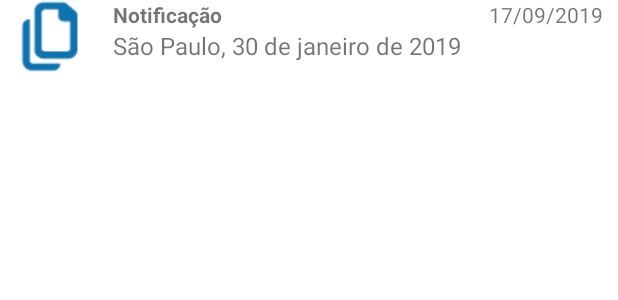
After one commit to marcoacsena/appdigital, an Android app: the layout item_listview_mensagens.xml on its own in the app's theme, with its tools: preview values and no code run, on a phone screen of 412 x 824 dp. The commit adds this screen. Shown: the top 300 px of the screen. Run offline under Robolectric (Android 15) with nearby library versions, the phone set to English and light mode, and no system bars.

Commit message:
Terceira tela em construção!

```diff
--- a/app/src/main/AndroidManifest.xml
+++ b/app/src/main/AndroidManifest.xml
@@ -9,7 +9,8 @@
         android:roundIcon="@mipmap/ic_launcher_round"
         android:supportsRtl="true"
         android:theme="@style/AppTheme.NoActionBar">
-        <activity android:name=".view.ListviewEmissoresActivity"></activity>
+        <activity android:name=".view.ListViewMensagens"></activity>
+        <activity android:name=".view.ListViewEmissoresActivity" />
         <activity android:name=".view.LoginActivity">
             <intent-filter>
                 <action android:name="android.intent.action.MAIN" />
--- a/app/src/main/java/br/com/marcoapps/appdigital/view/ListviewEmissoresActivity.java
+++ b/app/src/main/java/br/com/marcoapps/appdigital/view/ListViewEmissoresActivity.java
@@ -15,7 +15,7 @@ import br.com.marcoapps.appdigital.R;
 import br.com.marcoapps.appdigital.model.AdapterMensagem;
 import br.com.marcoapps.appdigital.model.Mensagem;
 
-public class ListviewEmissoresActivity extends AppCompatActivity {
+public class ListViewEmissoresActivity extends AppCompatActivity {
 
     private Activity activity;
     private ListView lvEmissores;
--- /dev/null
+++ b/app/src/main/java/br/com/marcoapps/appdigital/view/ListViewMensagens.java
@@ -0,0 +1,16 @@
+package br.com.marcoapps.appdigital.view;
+
+import androidx.appcompat.app.AppCompatActivity;
+
+import android.os.Bundle;
+
+import br.com.marcoapps.appdigital.R;
+
+public class ListViewMensagens extends AppCompatActivity {
+
+    @Override
+    protected void onCreate(Bundle savedInstanceState) {
+        super.onCreate(savedInstanceState);
+        setContentView(R.layout.activity_list_view_mensagens);
+    }
+}
--- a/app/src/main/java/br/com/marcoapps/appdigital/view/LoginActivity.java
+++ b/app/src/main/java/br/com/marcoapps/appdigital/view/LoginActivity.java
@@ -32,7 +32,7 @@ public class LoginActivity extends AppCompatActivity {
 
                 if (validarCpf(Cpf)){
 
-                    Intent intent = new Intent(getApplicationContext(), ListviewEmissoresActivity.class);
+                    Intent intent = new Intent(getApplicationContext(), ListViewEmissoresActivity.class);
                     intent.putExtra("cpf", Cpf);
                     startActivity(intent);
 
--- /dev/null
+++ b/app/src/main/res/layout/activity_list_view_mensagens.xml
@@ -0,0 +1,9 @@
+<?xml version="1.0" encoding="utf-8"?>
+<androidx.constraintlayout.widget.ConstraintLayout xmlns:android="http://schemas.android.com/apk/res/android"
+    xmlns:app="http://schemas.android.com/apk/res-auto"
+    xmlns:tools="http://schemas.android.com/tools"
+    android:layout_width="match_parent"
+    android:layout_height="match_parent"
+    tools:context=".view.ListViewMensagens">
+
+</androidx.constraintlayout.widget.ConstraintLayout>
--- a/app/src/main/res/layout/activity_listview_emissores.xml
+++ b/app/src/main/res/layout/activity_listview_emissores.xml
@@ -5,7 +5,7 @@
     android:layout_width="match_parent"
     android:layout_height="match_parent"
     android:orientation="vertical"
-    tools:context=".view.ListviewEmissoresActivity">
+    tools:context=".view.ListViewEmissoresActivity">
 
     <LinearLayout
         android:layout_width="match_parent"
--- /dev/null
+++ b/app/src/main/res/layout/item_listview_mensagens.xml
@@ -0,0 +1,83 @@
+<?xml version="1.0" encoding="utf-8"?>
+<LinearLayout xmlns:android="http://schemas.android.com/apk/res/android"
+    android:layout_width="match_parent"
+    android:layout_height="match_parent"
+    android:orientation="horizontal"
+    android:background="#ffffff"
+    >
+
+    <LinearLayout
+        android:layout_width="0dp"
+        android:layout_height="wrap_content"
+        android:layout_weight="0.3"
+        >
+
+        <ImageView
+            android:layout_width="68dp"
+            android:layout_height="50dp"
+            android:src="@drawable/notificacao"
+            android:id="@+id/ivTipoDocumento"/>
+    </LinearLayout>
+
+    <LinearLayout
+        android:layout_width="0dp"
+        android:layout_height="wrap_content"
+        android:layout_weight="1"
+
+        android:orientation="vertical"
+        >
+        <TextView
+            android:layout_width="match_parent"
+            android:layout_height="wrap_content"
+            android:text="Notificação"
+            android:textSize="14sp"
+            android:textStyle="bold"
+            android:id="@+id/tvTipoDocumento"
+            />
+
+        <LinearLayout
+            android:layout_width="match_parent"
+            android:layout_height="wrap_content"
+            android:orientation="horizontal">
+
+            <TextView
+                android:layout_width="wrap_content"
+                android:layout_height="wrap_content"
+                android:text="São Paulo, "
+                android:textSize="16sp"
+                android:id="@+id/tvCidadeEmissorDocumento"/>
+
+            <TextView
+                android:layout_width="wrap_content"
+                android:layout_height="wrap_content"
+                android:text="30 de janeiro de 2019"
+                android:textSize="16sp"
+                android:id="@+id/tvDataDocumento"/>
+
+
+        </LinearLayout>
+
+
+    </LinearLayout>
+
+    <LinearLayout
+        android:layout_width="0dp"
+        android:layout_weight="0.3"
+        android:layout_marginRight="10dp"
+        android:layout_height="wrap_content"
+        android:orientation="vertical">
+        <TextView
+            android:layout_width="match_parent"
+            android:layout_height="wrap_content"
+            android:layout_gravity="center"
+            android:gravity="center"
+            android:text="17/09/2019"
+            android:textSize="14sp"
+            android:id="@+id/tvDataEntregaDocumento"
+            />
+
+    </LinearLayout>
+
+
+
+</LinearLayout>
```
Also changed, not shown: app/src/main/res/drawable/envelope_com_circulo_verde.png (renamed from app/src/main/res/drawable/envelope_com_circulo.png), app/src/main/res/drawable/fundo_listview-de_emissor.png (added), app/src/main/res/drawable/notificacao.png (added).
